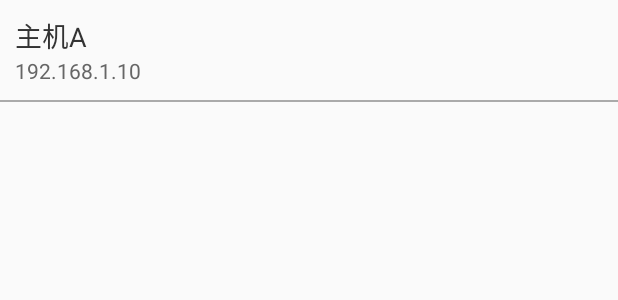
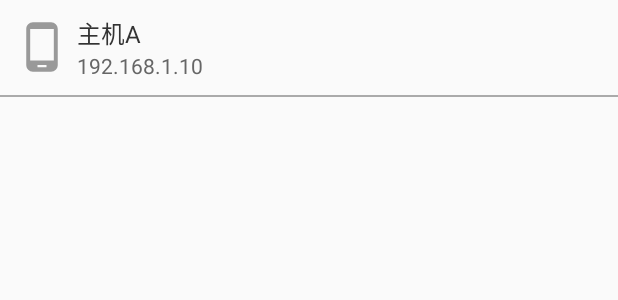
Before and after one commit to linstick/FileShare, an Android app: the layout item_host_list.xml on its own in the app's theme, with its tools: preview values and no code run, on a phone screen of 412 x 824 dp. Shown: the top 300 px of the screen. Run offline under Robolectric (Android 15) with nearby library versions, the phone set to English and light mode, and no system bars.

Commit message:
增加共享文件列表页面中的返回按钮和相应的逻辑，细调主机列表中的布局

```diff
--- a/app/src/main/java/com/luoruiyong/fileshare/main/adapter/HostListAdapter.java
+++ b/app/src/main/java/com/luoruiyong/fileshare/main/adapter/HostListAdapter.java
@@ -6,6 +6,7 @@ import android.view.LayoutInflater;
 import android.view.View;
 import android.view.ViewGroup;
 import android.widget.LinearLayout;
+import android.widget.RelativeLayout;
 import android.widget.TextView;
 
 import com.luoruiyong.fileshare.R;
@@ -56,13 +57,13 @@ public class HostListAdapter extends RecyclerView.Adapter<HostListAdapter.ViewHo
 
     static class ViewHolder extends RecyclerView.ViewHolder {
 
-        LinearLayout mItemLayout;
+        RelativeLayout mItemLayout;
         TextView mHostNameTv;
         TextView mIpAddressTv;
 
         public ViewHolder(View itemView) {
             super(itemView);
-            mItemLayout = itemView.findViewById(R.id.ll_item_layout);
+            mItemLayout = itemView.findViewById(R.id.rl_item_layout);
             mHostNameTv = itemView.findViewById(R.id.tv_host_name);
             mIpAddressTv = itemView.findViewById(R.id.tv_ip_address);
         }
--- /dev/null
+++ b/app/src/main/res/drawable/ic_back_white.xml
@@ -0,0 +1,5 @@
+<vector android:height="24dp" android:tint="#FFFFFF"
+    android:viewportHeight="24.0" android:viewportWidth="24.0"
+    android:width="24dp" xmlns:android="http://schemas.android.com/apk/res/android">
+    <path android:fillColor="#FF000000" android:pathData="M20,11H7.83l5.59,-5.59L12,4l-8,8 8,8 1.41,-1.41L7.83,13H20v-2z"/>
+</vector>
--- a/app/src/main/res/drawable/ic_phone_white.xml
+++ b/app/src/main/res/drawable/ic_phone_white.xml
@@ -1,4 +1,4 @@
-<vector android:height="24dp" android:tint="#FFFFFF"
+<vector android:height="24dp" android:tint="#999999"
     android:viewportHeight="24.0" android:viewportWidth="24.0"
     android:width="24dp" xmlns:android="http://schemas.android.com/apk/res/android">
     <path android:fillColor="#FF000000" android:pathData="M16,1L8,1C6.34,1 5,2.34 5,4v16c0,1.66 1.34,3 3,3h8c1.66,0 3,-1.34 3,-3L19,4c0,-1.66 -1.34,-3 -3,-3zM14,21h-4v-1h4v1zM17.25,18L6.75,18L6.75,4h10.5v14z"/>
--- a/app/src/main/res/layout/item_host_list.xml
+++ b/app/src/main/res/layout/item_host_list.xml
@@ -4,12 +4,26 @@
     android:layout_height="wrap_content"
     android:orientation="vertical">
 
+    <RelativeLayout
+        android:id="@+id/rl_item_layout"
+        android:layout_width="match_parent"
+        android:layout_height="wrap_content"
+        android:padding="10dp">
+
+        <ImageView
+            android:id="@+id/iv_icon"
+            android:layout_width="36dp"
+            android:layout_height="36dp"
+            android:layout_centerVertical="true"
+            android:src="@drawable/ic_phone_white"/>
+
         <LinearLayout
-        android:id="@+id/ll_item_layout"
+            android:layout_toRightOf="@+id/iv_icon"
             android:layout_width="match_parent"
             android:layout_height="wrap_content"
             android:orientation="vertical"
-        android:padding="10dp">
+            android:layout_centerVertical="true"
+            android:layout_marginLeft="5dp">
 
             <TextView
                 android:id="@+id/tv_host_name"
@@ -18,7 +32,7 @@
                 android:ellipsize="end"
                 android:maxLines="1"
                 android:textColor="#333333"
-            android:textSize="18sp"
+                android:textSize="16sp"
                 android:text="主机A" />
 
             <TextView
@@ -31,6 +45,8 @@
 
         </LinearLayout>
 
+    </RelativeLayout>
+
     <View
         android:id="@+id/view_divide_line"
         android:layout_width="match_parent"
```
Also changed, not shown: app/src/main/java/com/luoruiyong/fileshare/main/MainActivity.java (+25 -7 lines). Lines whose indentation alone changed are shown as unchanged.
